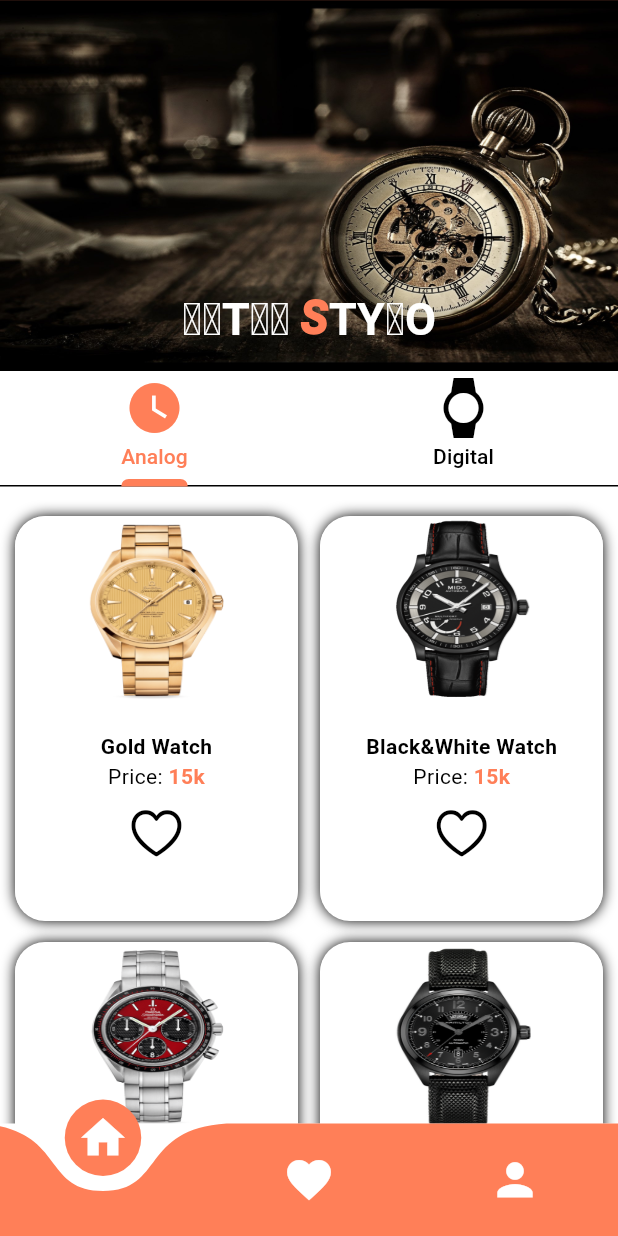
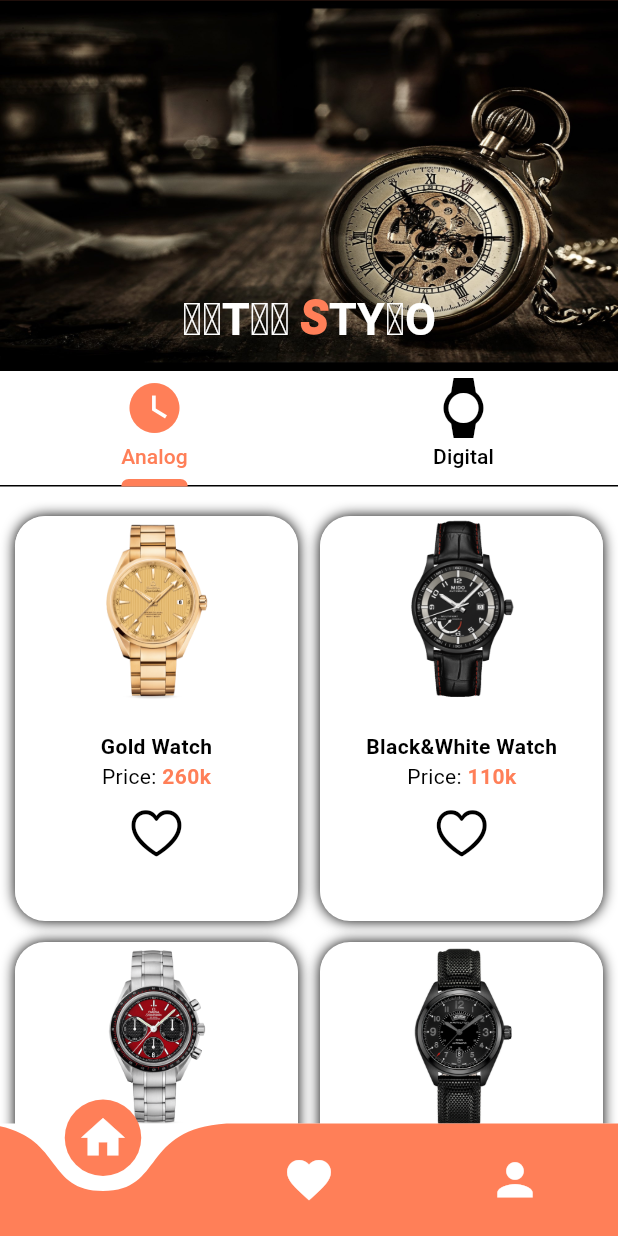
Before and after one commit to shabanbhatti/Watches-Ecommerce, a Flutter app: the BottomNavigationBarPage screen opened directly, on a phone screen of 412 x 824 dp. Run offline on Flutter 3.47's test engine with Material 3 defaults, Android fonts, the phone set to English and light mode, and no system bars; drawn by our look-alikes of curved_navigation_bar; our stand-ins replace animated_text_kit, image_picker.

Commit message:
updated
updated

```diff
--- a/lib/Home Screen/class_watch_detail.dart
+++ b/lib/Home Screen/class_watch_detail.dart
@@ -2,12 +2,14 @@ class WatchDetail {
 
   String watchName;
 
-  String watchPrice;
+String isSmartOrAnalog;
+
+  int watchPrice;
 
   String imgName;
 
   bool isLiked;
 
-  WatchDetail({required this.watchName, required this.watchPrice, required this.imgName, required this.isLiked});
+  WatchDetail({required this.watchName, required this.watchPrice, required this.imgName, required this.isLiked, required this.isSmartOrAnalog});
 
 }
--- /dev/null
+++ b/lib/Home Screen/class_watch_paragraph.dart
@@ -0,0 +1,2 @@
+String analogWatch= 'An analog watch is a classic timekeeping device that displays time through rotating hands on a dial, marking hours, minutes, and often seconds. Unlike digital watches, it embodies craftsmanship and tradition, featuring intricate mechanical movements or precise quartz mechanisms. The face, adorned with numerals or indices, is protected by durable glass, while the case—crafted from stainless steel, titanium, or precious metals—exudes sophistication. Analog watches range from minimalist designs to chronographs with sub-dials for added functionality. Their enduring appeal lies in their blend of artistry and utility, making them symbols of style, heritage, and precision in an increasingly digital world.';
+String smartWatchParagraph = 'A smartwatch is a wearable digital device that combines traditional timekeeping with advanced technology, offering features beyond mere clock functionality. Modern smartwatches serve as extensions of smartphones, enabling notifications, fitness tracking, GPS navigation, contactless payments, and even health monitoring (heart rate, SpO₂, ECG). Powered by operating systems like Wear OS (Google) or watchOS (Apple), they feature touchscreens, voice assistants, and customizable interfaces. With sleek designs, interchangeable bands, and water-resistant builds, smartwatches cater to both productivity and lifestyle needs—from tracking workouts to managing schedules—making them indispensable tech companions in the connected era.';
--- a/lib/Home Screen/watch_container.dart
+++ b/lib/Home Screen/watch_container.dart
@@ -9,10 +9,12 @@ class WatchContainer extends StatefulWidget {
     required this.watchDetail,
     required this.onPressedLIKED,
     required this.onPressedUNLIKED,
+    required this.onTapCont,
   });
   WatchDetail watchDetail;
   void Function()? onPressedLIKED;
   void Function()? onPressedUNLIKED;
+  void Function()? onTapCont;
   @override
   State<WatchContainer> createState() => _WatchContainerState();
 }
@@ -53,6 +55,7 @@ class _WatchContainerState extends State<WatchContainer>
     return Material(
       color: Colors.transparent,
       child: InkWell(
+        onTap: widget.onTapCont,
         child: Container(
           height: mqSize.height * 0.29,
           width: mqSize.width * 0.47,
@@ -78,8 +81,8 @@ class _WatchContainerState extends State<WatchContainer>
                   child: Image.asset(
                     'assets/images/${widget.watchDetail.imgName}.png',
                     height: mqSize.height * 0.15,
-                    width: mqSize.width * 0.23,
-                    fit: BoxFit.fill,
+                    width: mqSize.width * 0.25,
+                    fit: BoxFit.fitHeight,
                   ),
                 ),
               ),
@@ -103,7 +106,16 @@ class _WatchContainerState extends State<WatchContainer>
                     Flexible(child: Text('Price: ')),
                     Flexible(
                       child: Text(
-                        widget.watchDetail.watchPrice,
+                        widget.watchDetail.watchPrice.toString(),
+                        style: TextStyle(
+                          fontWeight: FontWeight.bold,
+                          color: myColor,
+                        ),
+                      ),
+                    ),
+                    Flexible(
+                      child: Text(
+                        'k',
                         style: TextStyle(
                           fontWeight: FontWeight.bold,
                           color: myColor,
--- a/lib/bottom_navigation.dart
+++ b/lib/bottom_navigation.dart
@@ -2,8 +2,10 @@ import 'package:curved_navigation_bar/curved_navigation_bar.dart';
 import 'package:flutter/material.dart';
 import 'package:watches_ecommerce_/Favourite%20Page/favourite.dart';
 import 'package:watches_ecommerce_/Home%20Screen/class_watch_detail.dart';
+import 'package:watches_ecommerce_/Home%20Screen/class_watch_paragraph.dart';
 import 'package:watches_ecommerce_/Home%20Screen/home_page_main.dart';
 import 'package:watches_ecommerce_/Home%20Screen/watch_container.dart';
+import 'package:watches_ecommerce_/Model%20Bottom%20Sheet/model_bottom_sheet.dart';
 import 'package:watches_ecommerce_/Setting%20page/setting_page.dart';
 import 'package:watches_ecommerce_/UI%20helper/app_MAIN_color.dart';
 
@@ -20,138 +22,160 @@ class _BottomNavigationBarPageState extends State<BottomNavigationBarPage> {
   List<WatchDetail> watchDetailList = [
     WatchDetail(
       watchName: 'Gold Watch',
-      watchPrice: '15k',
+      watchPrice: 260,
       imgName: 'watch2',
       isLiked: false,
+      isSmartOrAnalog: 'Analog Watch'
     ),
     WatchDetail(
       watchName: 'Black&White Watch',
-      watchPrice: '15k',
+      watchPrice: 110,
       imgName: 'watch3',
       isLiked: false,
+      isSmartOrAnalog: 'Analog Watch'
     ),
     WatchDetail(
       watchName: 'Silver Watch',
-      watchPrice: '15k',
+      watchPrice: 20,
       imgName: 'watch4',
       isLiked: false,
+      isSmartOrAnalog: 'Analog Watch'
     ),
     WatchDetail(
       watchName: 'Black Watch',
-      watchPrice: '15k',
+      watchPrice: 30,
       imgName: 'watch5',
       isLiked: false,
+      isSmartOrAnalog: 'Analog Watch'
     ),
     WatchDetail(
       watchName: 'Full Silver Watch',
-      watchPrice: '15k',
+      watchPrice: 85,
       imgName: 'watch6',
       isLiked: false,
+      isSmartOrAnalog: 'Analog Watch'
     ),
     WatchDetail(
       watchName: 'Black&Silver Watch',
-      watchPrice: '15k',
+      watchPrice: 90,
       imgName: 'watch7',
       isLiked: false,
+      isSmartOrAnalog: 'Analog Watch'
     ),
     WatchDetail(
       watchName: 'Deep Black Watch',
-      watchPrice: '15k',
+      watchPrice: 20,
       imgName: 'watch8',
       isLiked: false,
+      isSmartOrAnalog: 'Analog Watch'
     ),
     WatchDetail(
       watchName: 'Golden Watch',
-      watchPrice: '15k',
+      watchPrice: 330,
       imgName: 'watch2',
       isLiked: false,
+      isSmartOrAnalog: 'Analog Watch'
     ),
     WatchDetail(
       watchName: 'Black&White Watch',
-      watchPrice: '15k',
+      watchPrice: 230,
       imgName: 'watch3',
       isLiked: false,
+      isSmartOrAnalog: 'Analog Watch'
     ),
     WatchDetail(
       watchName: 'Silver Watch',
-      watchPrice: '15k',
+      watchPrice: 100,
       imgName: 'watch4',
       isLiked: false,
+      isSmartOrAnalog: 'Analog Watch'
     ),
     WatchDetail(
       watchName: 'Mat Black Watch',
-      watchPrice: '15k',
+      watchPrice: 10,
       imgName: 'watch5',
       isLiked: false,
+      isSmartOrAnalog: 'Analog Watch'
     ),
   ];
 
   List<WatchDetail> digitalWatchDetailList = [
     WatchDetail(
-      watchName: 'Gold Watch',
-      watchPrice: '15k',
+      watchName: 'Silver SmartWatch',
+      watchPrice: 70,
       imgName: 'smartwatch2',
       isLiked: false,
+      isSmartOrAnalog: 'Smart Watch'
     ),
     WatchDetail(
-      watchName: 'Black&White Watch',
-      watchPrice: '15k',
+      watchName: 'White SmartWatch',
+      watchPrice: 320,
       imgName: 'smartwatch3',
       isLiked: false,
+      isSmartOrAnalog: 'Smart Watch'
     ),
     WatchDetail(
-      watchName: 'Silver Watch',
-      watchPrice: '15k',
+      watchName: 'Green SmartWatch',
+      watchPrice: 55,
       imgName: 'smartwatch4',
       isLiked: false,
+      isSmartOrAnalog: 'Smart Watch'
     ),
     WatchDetail(
-      watchName: 'Black Watch',
-      watchPrice: '15k',
-      imgName: 'watch5',
+      watchName: 'MatBlack SmartWatch',
+      watchPrice: 230,
+      imgName: 'smartwatch5',
       isLiked: false,
+      isSmartOrAnalog: 'Smart Watch'
     ),
     WatchDetail(
-      watchName: 'Full Silver Watch',
-      watchPrice: '15k',
+      watchName: 'MatBlack SmartWatch',
+      isSmartOrAnalog: 'Smart Watch',
+      watchPrice: 230,
       imgName: 'smartwatch5',
       isLiked: false,
     ),
     WatchDetail(
-      watchName: 'Black&Silver Watch',
-      watchPrice: '15k',
+      watchName: 'Black&White SmartWatch',
+      watchPrice: 40,
       imgName: 'smartwatch6',
       isLiked: false,
+      isSmartOrAnalog: 'Smart Watch'
     ),
     WatchDetail(
-      watchName: 'Deep Black Watch',
-      watchPrice: '15k',
+      watchName: 'Golden Steel SmartWatch',
+      watchPrice: 30,
       imgName: 'smartwatch7',
       isLiked: false,
+      isSmartOrAnalog: 'Smart Watch'
     ),
     WatchDetail(
-      watchName: 'Golden Watch',
-      watchPrice: '15k',
+      watchName: 'Silver Steel SmartWatch',
+      watchPrice: 55,
       imgName: 'smartwatch2',
       isLiked: false,
+      isSmartOrAnalog: 'Smart Watch'
     ),
     WatchDetail(
-      watchName: 'Black&White Watch',
-      watchPrice: '15k',
+      watchName: 'Silver SmartWatch',
+      watchPrice: 70,
+      imgName: 'smartwatch2',
+      isLiked: false,
+      isSmartOrAnalog: 'Smart Watch'
+    ),
+    WatchDetail(
+      watchName: 'White SmartWatch',
+      watchPrice: 320,
       imgName: 'smartwatch3',
       isLiked: false,
+      isSmartOrAnalog: 'Smart Watch'
     ),
     WatchDetail(
-      watchName: 'Silver Watch',
-      watchPrice: '15k',
+      watchName: 'Green SmartWatch',
+      watchPrice: 55,
       imgName: 'smartwatch4',
       isLiked: false,
-    ),
-    WatchDetail(
-      watchName: 'Mat Black Watch',
-      watchPrice: '15k',
-      imgName: 'smartwatch5',
-      isLiked: false,
+      isSmartOrAnalog: 'Smart Watch'
     ),
   ];
 
@@ -215,7 +239,6 @@ class _BottomNavigationBarPageState extends State<BottomNavigationBarPage> {
                         setState(() {
                           watchDetailList[index].isLiked = true;
                           favouriteList.add(watchDetailList[index]);
-
                         });
                         print('Liked');
                         print(favouriteList);
@@ -224,13 +247,21 @@ class _BottomNavigationBarPageState extends State<BottomNavigationBarPage> {
                         setState(() {
                           watchDetailList[index].isLiked = false;
 
-
-                              favouriteList.remove(watchDetailList[index]);
-
-
+                          favouriteList.remove(watchDetailList[index]);
                         });
 
                         print('UnLiked');
+                      },
+                      onTapCont: () {
+                        modelBottomSheet(
+                          context,
+                          watchPrice: watchDetailList[index].watchPrice,
+                          originalWatchPrice: watchDetailList[index].watchPrice,
+                          imgName: watchDetailList[index].imgName,
+                          watchName: watchDetailList[index].watchName,
+                          isSmartOrAnaLog: watchDetailList[index].isSmartOrAnalog,
+                          whichParagraph: analogWatch
+                        );
                       },
                     );
                   },
@@ -249,12 +280,24 @@ class _BottomNavigationBarPageState extends State<BottomNavigationBarPage> {
                       onPressedUNLIKED: () {
                         setState(() {
                           digitalWatchDetailList[index].isLiked = false;
-                          if (favouriteList.length==1) {
-                              favouriteList.clear();
-                            }else{
-                              favouriteList.remove(digitalWatchDetailList[index]);
-                            }
+                          if (favouriteList.length == 1) {
+                            favouriteList.clear();
+                          } else {
+                            favouriteList.remove(digitalWatchDetailList[index]);
+                          }
                         });
+                      },
+                      onTapCont: () {
+                        modelBottomSheet(
+                          context,
+                          watchPrice: digitalWatchDetailList[index].watchPrice,
+                          originalWatchPrice:
+                              digitalWatchDetailList[index].watchPrice,
+                          imgName: digitalWatchDetailList[index].imgName,
+                          watchName: digitalWatchDetailList[index].watchName,
+                          isSmartOrAnaLog: digitalWatchDetailList[index].isSmartOrAnalog,
+                          whichParagraph: smartWatchParagraph
+                        );
                       },
                     );
                   },
--- a/pubspec.yaml
+++ b/pubspec.yaml
@@ -32,6 +32,7 @@ dependencies:
     sdk: flutter
   curved_navigation_bar: ^1.0.3
   image_picker: ^1.0.7
+  animated_text_kit: ^4.2.2
 
   # The following adds the Cupertino Icons font to your application.
   # Use with the CupertinoIcons class for iOS style icons.
```
Also changed, not shown: lib/Animated paragraph/animate_paragraph.dart (added, +31 -0 lines), lib/Animated watches/animated_watches_img.dart (added, +68 -0 lines), lib/Dialog Boxes/successful_dialogbox.dart (+8 -2 lines), lib/Favourite Page/favourite.dart (+18 -0 lines), lib/Model Bottom Sheet/model_bottom_sheet.dart (added, +206 -0 lines), pubspec.lock.
